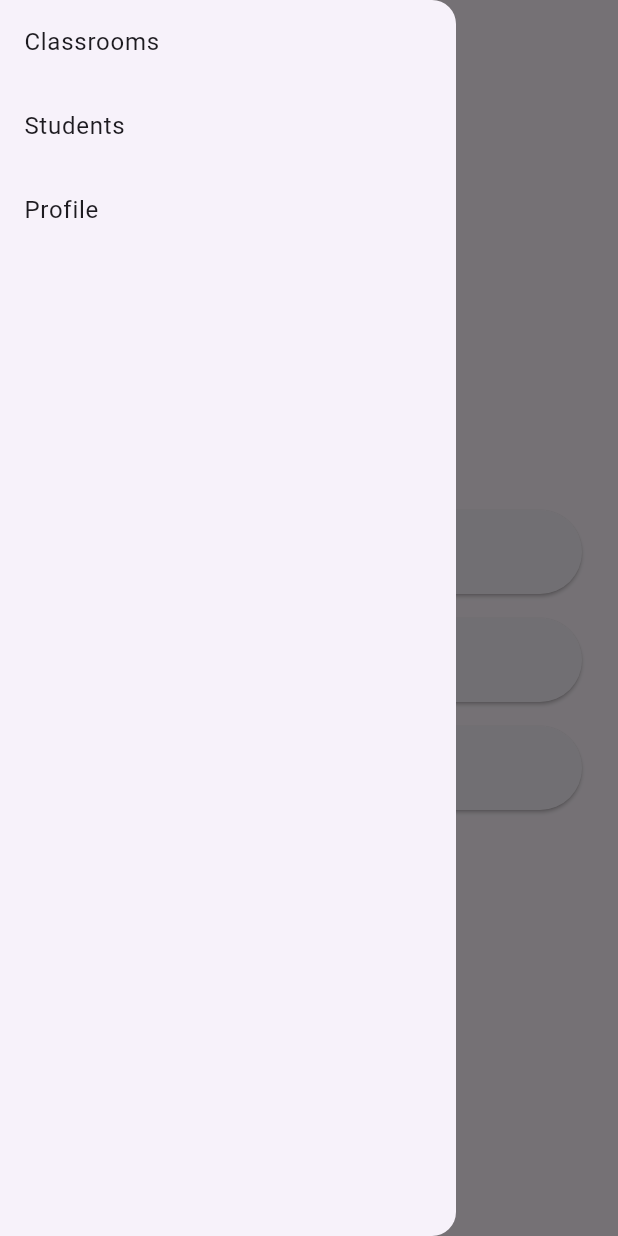
After one commit to Chhun-Nika/Flutter-Course, a Flutter app: the Home screen opened directly, with the side drawer open, on a phone screen of 412 x 824 dp. The commit adds this screen. Run offline on Flutter 3.47's test engine with Material 3 defaults, Android fonts, the phone set to English and light mode, and no system bars; our stand-ins replace go_router.

Commit message:
W12 - navigation activity

```diff
--- /dev/null
+++ b/lib/W12/activity_2/START-CODE (3)/main.dart
@@ -0,0 +1,31 @@
+import 'package:example/W12/activity_2/START-CODE%20(3)/router/app_router.dart';
+import 'package:flutter/material.dart';
+
+import 'ui/home.dart';
+
+void main() {
+  runApp(const MyApp());
+}
+
+class MyApp extends StatelessWidget {
+  const MyApp({super.key});
+
+  // This widget is the root of your application.
+  @override
+  Widget build(BuildContext context) {
+    return MaterialApp.router(
+      debugShowCheckedModeBanner: false,
+      title: 'CADT LMS',
+      theme: ThemeData.dark().copyWith(
+        colorScheme: ColorScheme.fromSeed(
+          seedColor: const Color.fromARGB(255, 252, 4, 252),
+          brightness: Brightness.dark,
+          surface: const Color.fromARGB(255, 42, 51, 59),
+        ),
+        scaffoldBackgroundColor: const Color.fromARGB(255, 50, 58, 60),
+      ),
+      // home: const Home(),
+      routerConfig: appRouter,
+    );
+  }
+}
--- /dev/null
+++ b/lib/W12/activity_2/START-CODE (3)/router/app_router.dart
@@ -0,0 +1,24 @@
+import 'package:go_router/go_router.dart';
+
+import '../ui/classrooms/classrooms.dart';
+import '../ui/home.dart';
+import '../ui/students/students.dart';
+
+final GoRouter appRouter = GoRouter(
+  initialLocation: '/',
+  routes: [
+    GoRoute(
+      path: '/',
+      builder: (context, state) => const Home(),
+    ),
+
+    GoRoute(
+      path: '/classrooms',
+      builder: (context, state) => const Classrooms(),
+    ),
+    GoRoute(
+      path: '/students',
+      builder: (context, state) => const Students(),
+    ),
+  ],
+);
--- /dev/null
+++ b/lib/W12/activity_2/START-CODE (3)/ui/classrooms/classrooms.dart
@@ -0,0 +1,45 @@
+import 'package:example/W12/activity_2/START-CODE%20(3)/utils/animations_util.dart';
+import 'package:flutter/material.dart';
+
+import 'classroom/classroom_details.dart';
+
+class Classrooms extends StatelessWidget {
+  const Classrooms({super.key});
+
+  onClassroomSelected (String classId, BuildContext context) async {
+    await Navigator.of(context).push(
+      AnimationUtils.createBottomToTopRoute(
+        ClassroomDetails(classroomId: classId)
+      ),
+    );
+  }
+
+  @override
+  Widget build(BuildContext context) {
+    final classrooms = [
+      'Flutter – Group 1',
+      'Algorithms – Group 7',
+      'Web Dev – Group 3',
+    ];
+
+    return Scaffold(
+      appBar: AppBar(title: const Text('Classrooms'), centerTitle: false,),
+      body: ListView.builder(
+        itemCount: classrooms.length,
+        itemBuilder: (context, index) {
+          final classroom = classrooms[index];
+
+          return ListTile(
+            leading: const Icon(Icons.class_),
+            title: Text(classroom),
+            trailing: const Icon(Icons.chevron_right),
+            onTap: () {
+              // Go to the  ClassroomDetails
+              onClassroomSelected(classroom, context);
+            },
+          );
+        },
+      ),
+    );
+  }
+}
--- /dev/null
+++ b/lib/W12/activity_2/START-CODE (3)/ui/home.dart
@@ -0,0 +1,100 @@
+import 'package:example/W12/activity_2/START-CODE%20(3)/ui/widgets/app_drawer.dart';
+import 'package:flutter/material.dart';
+
+import '../utils/animations_util.dart';
+import 'classrooms/classrooms.dart';
+import 'profile/profile.dart';
+import 'students/students.dart';
+
+class Home extends StatelessWidget {
+  const Home({super.key});
+
+  onClassroomPageSelected(BuildContext context) async {
+    await Navigator.of(
+      context,
+    ).push(AnimationUtils.createBottomToTopRoute(Classrooms()));
+  }
+
+  onStudentPageSelected(BuildContext context) async {
+    await Navigator.of(
+      context,
+    ).push(AnimationUtils.createBottomToTopRoute(Students()));
+  }
+
+  onProfilePageSelected(BuildContext context) async {
+    await Navigator.of(
+      context,
+    ).push(AnimationUtils.createBottomToTopRoute(Profile()));
+  }
+
+  @override
+  Widget build(BuildContext context) {
+    return Scaffold(
+      drawer: Drawer(child: AppDrawer()),
+      appBar: AppBar(title: const Text('LMS Home'), centerTitle: false),
+      body: Padding(
+        padding: const EdgeInsets.all(24),
+        child: Column(
+          mainAxisAlignment: MainAxisAlignment.center,
+          children: [
+            _HomeButton(
+              label: 'Classrooms',
+              icon: Icons.class_,
+              onTap: () {
+                onClassroomPageSelected(context);
+              },
+            ),
+            const SizedBox(height: 16),
+            _HomeButton(
+              label: 'Students',
+              icon: Icons.people,
+              onTap: () {
+                onStudentPageSelected(context);
+              },
+            ),
+            const SizedBox(height: 16),
+            _HomeButton(
+              label: "Profile",
+              icon: Icons.person,
+              onTap: () {
+                onProfilePageSelected(context);
+                // Navigator.pop(
+                //   context,
+                //   MaterialPageRoute(builder: (context) => Profile()),
+                // );
+              },
+            ),
+          ],
+        ),
+      ),
+    );
+  }
+}
+
+class _HomeButton extends StatelessWidget {
+  final String label;
+  final IconData icon;
+  final VoidCallback onTap;
+
+  const _HomeButton({
+    required this.label,
+    required this.icon,
+    required this.onTap,
+  });
+
+  @override
+  Widget build(BuildContext context) {
+    return Container(
+      decoration: BoxDecoration(borderRadius: BorderRadius.circular(15)),
+      child: SizedBox(
+        width: double.infinity,
+        height: 56,
+        child: ElevatedButton.icon(
+          icon: Icon(icon),
+          label: Text(label),
+          onPressed: onTap,
+        ),
+      ),
+    );
+  }
+}
--- /dev/null
+++ b/lib/W12/activity_2/START-CODE (3)/ui/profile/profile.dart
@@ -0,0 +1,20 @@
+import 'package:flutter/material.dart';
+
+class Profile extends StatelessWidget {
+  const Profile({super.key});
+
+  @override
+  Widget build(BuildContext context) {
+    return Scaffold(
+      appBar: AppBar(title: Text("Profile")),
+      body: Container(
+        padding: EdgeInsets.all(50),
+        child: Center(child: Column(children: [
+          CircleAvatar(radius: 60, backgroundImage: AssetImage('assets/w8/profile.jpg'),),
+          const SizedBox(height: 40,),
+          Text("Ronan THE BEST", style: TextStyle(fontSize: 30),)
+        ],),),
+      ),
+    );
+  }
+}
--- /dev/null
+++ b/lib/W12/activity_2/START-CODE (3)/ui/widgets/app_drawer.dart
@@ -0,0 +1,53 @@
+import 'package:example/W12/activity_2/START-CODE%20(3)/ui/profile/profile.dart';
+import 'package:flutter/material.dart';
+
+import '../../utils/animations_util.dart';
+import '../classrooms/classrooms.dart';
+import '../students/students.dart';
+
+class AppDrawer extends StatelessWidget {
+  const AppDrawer({super.key});
+  onClassroomPageSelected(BuildContext context) async {
+    await Navigator.of(
+      context,
+    ).push(AnimationUtils.createBottomToTopRoute(Classrooms()));
+  }
+
+  onStudentPageSelected(BuildContext context) async {
+    await Navigator.of(
+      context,
+    ).push(AnimationUtils.createBottomToTopRoute(Students()));
+  }
+
+  onProfilePageSelected(BuildContext context) async {
+    await Navigator.of(
+      context,
+    ).push(AnimationUtils.createBottomToTopRoute(Profile()));
+  }
+
+  @override
+  Widget build(BuildContext context) {
+    return ListView(
+      children: [
+        ListTile(
+          title: Text("Classrooms"),
+          onTap: () {
+            onClassroomPageSelected(context);
+          },
+        ),
+        ListTile(
+          title: Text("Students"),
+          onTap: () {
+            onStudentPageSelected(context);
+          },
+        ),
+        ListTile(
+          title: Text("Profile"),
+          onTap: () {
+            onProfilePageSelected(context);
+          },
+        ),
+      ],
+    );
+  }
+}
--- a/lib/W12/grocery_app/ui/groceries/grocery_list.dart
+++ b/lib/W12/grocery_app/ui/groceries/grocery_list.dart
@@ -15,7 +15,7 @@ class _GroceryListState extends State<GroceryList> {
   void onCreate() async {
     final newGrocery = await Navigator.push(
       context,
-      MaterialPageRoute(builder: (context) => NewItem()),
+      MaterialPageRoute(builder: (context) => GroceryForm()),
     );
 
     if (newGrocery != null) {
--- a/pubspec.yaml
+++ b/pubspec.yaml
@@ -39,6 +39,7 @@ dependencies:
   # The following adds the Cupertino Icons font to your application.
   # Use with the CupertinoIcons class for iOS style icons.
   cupertino_icons: ^1.0.8
+  go_router: ^17.0.1
 
 dev_dependencies:
   flutter_test:
```
Also changed, not shown: lib/W12/activity_2/START-CODE (3)/ui/classrooms/classroom/classroom_details.dart (added, +49 -0 lines), lib/W12/activity_2/START-CODE (3)/ui/classrooms/classroom/tabs/classroom_assingments.dart (added, +15 -0 lines), lib/W12/activity_2/START-CODE (3)/ui/classrooms/classroom/tabs/classroom_feeds.dart (added, +15 -0 lines), lib/W12/activity_2/START-CODE (3)/ui/classrooms/classroom/tabs/classroom_students.dart (added, +17 -0 lines), lib/W12/activity_2/START-CODE (3)/ui/students/student/student_details.dart (added, +23 -0 lines), lib/W12/activity_2/START-CODE (3)/ui/students/students.dart (added, +38 -0 lines), lib/W12/activity_2/START-CODE (3)/utils/animations_util.dart (added, +88 -0 lines), lib/W12/grocery_app/ui/groceries/grocery_form.dart (+62 -9 lines), pubspec.lock.
